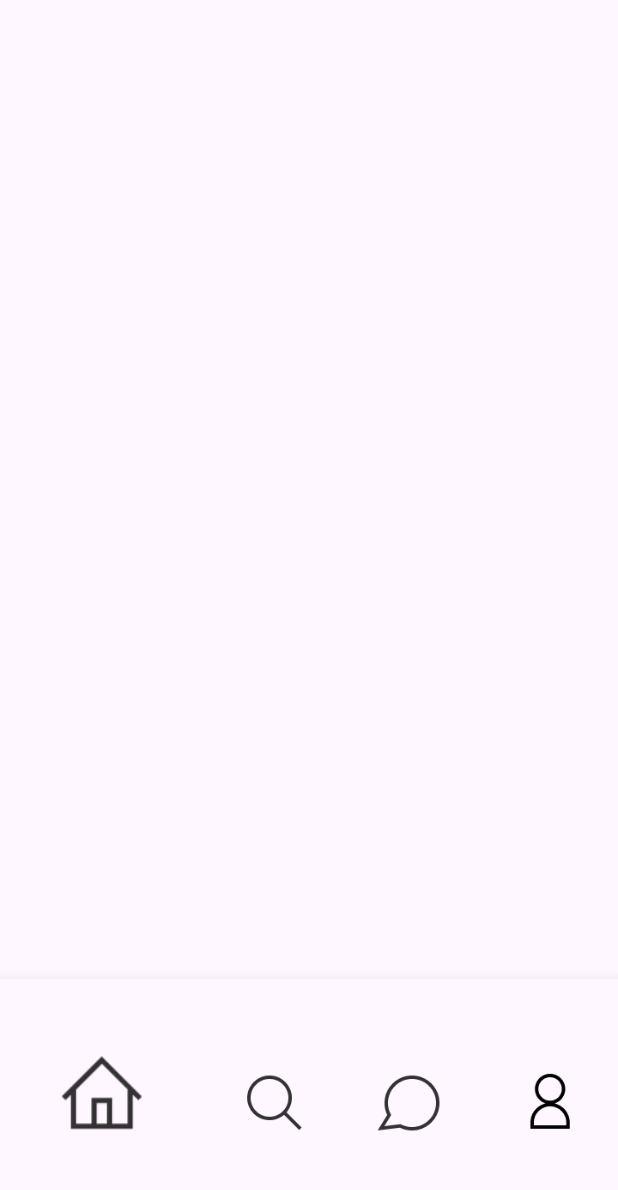
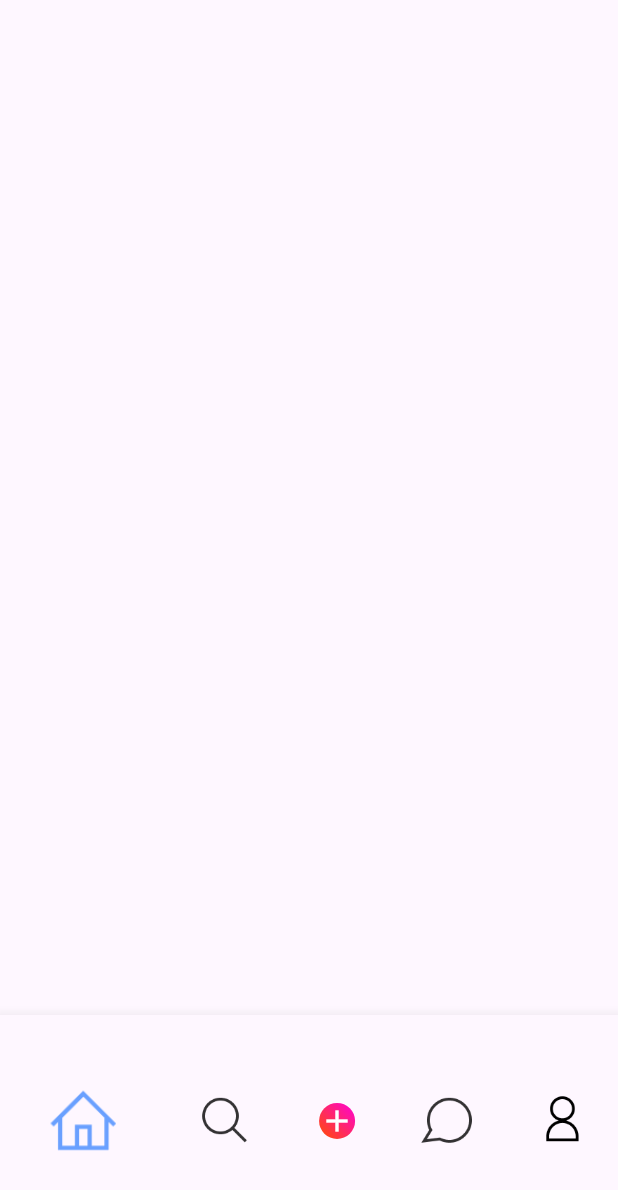
Before and after one commit to DataWhisperer10/FlutterPhotoGram, a Flutter app: the screen it shows after launch, on a phone screen of 412 x 824 dp. Shown: the top 1190 px of the screen. Run offline on Flutter 3.47's test engine with Material 3 defaults, Android fonts, the phone set to English and light mode, and no system bars; our stand-ins replace google_fonts.

Commit message:
created the enum and golbal widgets of bottom navigation bar

```diff
--- a/lib/main.dart
+++ b/lib/main.dart
@@ -1,7 +1,6 @@
 import 'package:flutter/material.dart';
 import 'package:photogram/app_sizing.dart';
 import 'package:photogram/modules/room/view/room.dart';
-import 'package:photogram/modules/splash/view/splash.dart';
 
 void main() {
   runApp(const MyApp());
--- a/lib/modules/room/view/room.dart
+++ b/lib/modules/room/view/room.dart
@@ -8,36 +8,71 @@ class Room extends StatefulWidget {
   State<Room> createState() => _RoomState();
 }
 
+enum RoomIcons { home, search, create, chat, profile }
+
 class _RoomState extends State<Room> {
+  RoomIcons currentSelection = RoomIcons.home;
   @override
   Widget build(BuildContext context) {
-    return Scaffold(
-      bottomNavigationBar: BottomNavigationBar(items: [
-        BottomNavigationBarItem(
-            icon: Image.asset(
-              "assets/app_icons/home.png",
-              height: AppSizing.screenSizeonHeight(80),
-            ),
-            label: "Home"),
-        BottomNavigationBarItem(
-            icon: Image.asset(
-              "assets/app_icons/search.png",
-              height: AppSizing.screenSizeonHeight(80),
-            ),
-            label: "Search"),
-        BottomNavigationBarItem(
-            icon: Image.asset(
-              "assets/app_icons/chat.png",
-              height: AppSizing.screenSizeonHeight(80),
-            ),
-            label: "Chat"),
-        BottomNavigationBarItem(
-            icon: Image.asset(
-              "assets/app_icons/profile.png",
-              height: AppSizing.screenSizeonHeight(80),
-            ),
-            label: "Profile")
-      ]),
-    );
+    return Scaffold(bottomNavigationBar: bottomNav());
+  }
+
+  Map indexToEnum = {
+    0: RoomIcons.home,
+    1: RoomIcons.search,
+    2: RoomIcons.create,
+    3: RoomIcons.chat,
+    4: RoomIcons.profile,
+  };
+  Map enumToIcon = {
+    RoomIcons.home: "assets/app_icons/home.png",
+    RoomIcons.search: "assets/app_icons/search.png",
+    RoomIcons.chat: "assets/app_icons/chat.png",
+    RoomIcons.profile: "assets/app_icons/profile.png",
+  };
+  Widget bottomNav() {
+    return BottomNavigationBar(
+        onTap: (i) {
+          currentSelection = indexToEnum[i];
+          setState(() {});
+        },
+        showSelectedLabels: false,
+        showUnselectedLabels: false,
+        items: [
+          commonIcon(RoomIcons.home),
+          commonIcon(RoomIcons.search),
+          BottomNavigationBarItem(
+              icon: Padding(
+                padding: const EdgeInsets.symmetric(horizontal: 10.0),
+                child: Container(
+                  height: AppSizing.screenSizeonHeight(40),
+                  width: AppSizing.screenSizeonWidth(70),
+                  decoration: BoxDecoration(
+                      borderRadius: BorderRadius.circular(15),
+                      gradient: const LinearGradient(
+                          // ignore: use_full_hex_values_for_flutter_colors
+                          colors: [Color(0xffFF00D6), Color(0xfffff4d00)],
+                          begin: Alignment.topRight,
+                          end: Alignment.bottomLeft)),
+                  child: const Icon(
+                    Icons.add,
+                    color: Colors.white,
+                  ),
+                ),
+              ),
+              label: "Add"),
+          commonIcon(RoomIcons.chat),
+          commonIcon(RoomIcons.profile),
+        ]);
+  }
+
+  BottomNavigationBarItem commonIcon(RoomIcons roomIcons) {
+    return BottomNavigationBarItem(
+        icon: Image.asset(
+          enumToIcon[roomIcons],
+          color: currentSelection == roomIcons ? Colors.blueAccent : null,
+          height: AppSizing.screenSizeonHeight(80),
+        ),
+        label: "");
   }
 }
```
